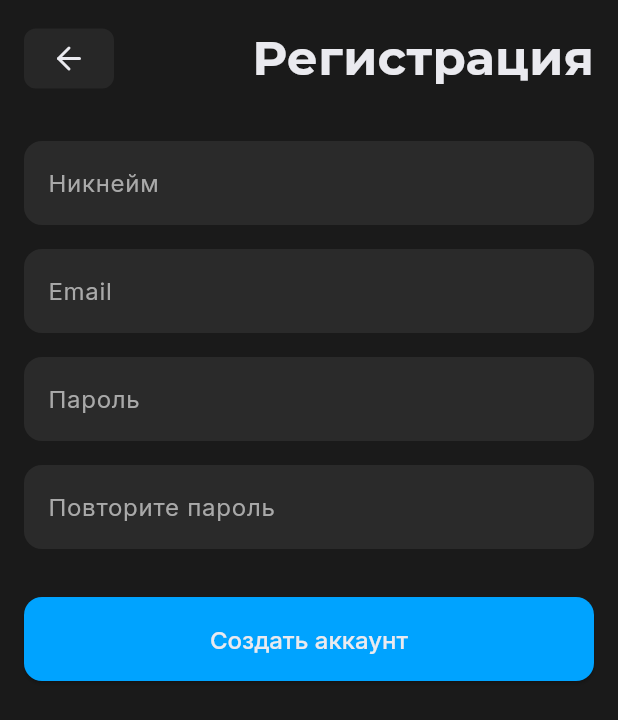
After one commit to Septillione/cyberclub_tournaments, a Flutter app: the _RegisterView screen opened directly, on a phone screen of 412 x 824 dp. The commit adds this screen. Shown: the top 720 px of the screen. Run offline on Flutter 3.47's test engine with Material 3 defaults, Android fonts, the phone set to English and light mode, and no system bars; our stand-ins replace dio, equatable, flutter_bloc, flutter_secure_storage, freezed_annotation, go_router and 4 more; accounts and stored records are empty; network calls fail.

Commit message:
auth and refreshing

```diff
--- /dev/null
+++ b/lib/core/bloc/auth_event.dart
@@ -0,0 +1,13 @@
+part of 'auth_bloc.dart';
+
+@immutable
+sealed class AuthEvent extends Equatable {
+  const AuthEvent();
+
+  @override
+  List<Object> get props => [];
+}
+
+class AuthCheckRequested extends AuthEvent {}
+
+class AuthLogoutRequested extends AuthEvent {}
--- a/lib/core/routing/app_router.dart
+++ b/lib/core/routing/app_router.dart
@@ -1,7 +1,9 @@
 import 'package:cyberclub_tournaments/core/routing/main_navigation.dart';
 import 'package:cyberclub_tournaments/data/repositories/team_repository.dart';
 import 'package:cyberclub_tournaments/data/repositories/tournament_repository.dart';
-import 'package:cyberclub_tournaments/presentation/screens/AuthScreen/auth_screen.dart';
+import 'package:cyberclub_tournaments/presentation/screens/AuthScreens/LoginScreen/login_screen.dart';
+import 'package:cyberclub_tournaments/presentation/screens/AuthScreens/RegisterScreen/register_screen.dart';
+import 'package:cyberclub_tournaments/presentation/screens/AuthScreens/splash_screen.dart';
 import 'package:cyberclub_tournaments/presentation/screens/ProfileScreen/profile_screen.dart';
 import 'package:cyberclub_tournaments/presentation/screens/TeamsDetailScreen.dart/bloc/team_detail_bloc.dart';
 import 'package:cyberclub_tournaments/presentation/screens/TeamsDetailScreen.dart/teams_detail_screen.dart';
@@ -19,10 +21,15 @@ class AppRouter {
   static final _shellNavigatorKey = GlobalKey<NavigatorState>();
 
   static final GoRouter router = GoRouter(
-    initialLocation: '/login',
+    initialLocation: '/',
     navigatorKey: _rootNavigatorKey,
     routes: [
-      GoRoute(path: '/login', builder: (context, state) => const AuthScreen()),
+      GoRoute(path: '/', builder: (context, state) => const SplashScreen()),
+      GoRoute(path: '/login', builder: (context, state) => const LoginScreen()),
+      GoRoute(
+        path: '/register',
+        builder: (context, state) => const RegisterScreen(),
+      ),
       ShellRoute(
         navigatorKey: _shellNavigatorKey,
         builder: (context, state, child) {
--- /dev/null
+++ b/lib/presentation/screens/AuthScreens/RegisterScreen/bloc/register_bloc.dart
@@ -0,0 +1,34 @@
+import 'package:cyberclub_tournaments/data/repositories/auth_repository.dart';
+import 'package:equatable/equatable.dart';
+import 'package:flutter/material.dart';
+import 'package:flutter_bloc/flutter_bloc.dart';
+
+part 'register_event.dart';
+part 'register_state.dart';
+
+class RegisterBloc extends Bloc<RegisterEvent, RegisterState> {
+  final AuthRepository _authRepository;
+
+  RegisterBloc({required AuthRepository authRepository})
+    : _authRepository = authRepository,
+      super(RegisterInitial()) {
+    on<RegisterSubmitted>(_onRegisterSubmitted);
+  }
+
+  Future<void> _onRegisterSubmitted(
+    RegisterSubmitted event,
+    Emitter<RegisterState> emit,
+  ) async {
+    emit(RegisterLoading());
+    try {
+      await _authRepository.register(
+        nickname: event.nickname,
+        email: event.email,
+        password: event.password,
+      );
+      emit(RegisterSuccess());
+    } catch (e) {
+      emit(RegisterFailure(errorMessage: e.toString()));
+    }
+  }
+}
--- /dev/null
+++ b/lib/presentation/screens/AuthScreens/RegisterScreen/bloc/register_event.dart
@@ -0,0 +1,24 @@
+part of 'register_bloc.dart';
+
+@immutable
+sealed class RegisterEvent extends Equatable {
+  const RegisterEvent();
+
+  @override
+  List<Object> get props => [];
+}
+
+class RegisterSubmitted extends RegisterEvent {
+  final String nickname;
+  final String email;
+  final String password;
+
+  const RegisterSubmitted({
+    required this.nickname,
+    required this.email,
+    required this.password,
+  });
+
+  @override
+  List<Object> get props => [nickname, email, password];
+}
--- /dev/null
+++ b/lib/presentation/screens/AuthScreens/RegisterScreen/bloc/register_state.dart
@@ -0,0 +1,23 @@
+part of 'register_bloc.dart';
+
+sealed class RegisterState extends Equatable {
+  const RegisterState();
+
+  @override
+  List<Object> get props => [];
+}
+
+final class RegisterInitial extends RegisterState {}
+
+final class RegisterLoading extends RegisterState {}
+
+final class RegisterSuccess extends RegisterState {}
+
+final class RegisterFailure extends RegisterState {
+  final String errorMessage;
+
+  const RegisterFailure({required this.errorMessage});
+
+  @override
+  List<Object> get props => [errorMessage];
+}
--- /dev/null
+++ b/lib/presentation/screens/AuthScreens/RegisterScreen/register_screen.dart
@@ -0,0 +1,155 @@
+import 'package:cyberclub_tournaments/core/theme/app_colors.dart';
+import 'package:cyberclub_tournaments/core/theme/app_text_styles.dart';
+import 'package:cyberclub_tournaments/data/repositories/auth_repository.dart';
+import 'package:cyberclub_tournaments/presentation/screens/AuthScreens/RegisterScreen/bloc/register_bloc.dart';
+import 'package:cyberclub_tournaments/presentation/widgets/custom_back_button.dart';
+import 'package:flutter/material.dart';
+import 'package:flutter_bloc/flutter_bloc.dart';
+import 'package:go_router/go_router.dart';
+
+class RegisterScreen extends StatelessWidget {
+  const RegisterScreen({super.key});
+
+  @override
+  Widget build(BuildContext context) {
+    return BlocProvider(
+      create: (context) =>
+          RegisterBloc(authRepository: context.read<AuthRepository>()),
+      child: const _RegisterView(),
+    );
+  }
+}
+
+class _RegisterView extends StatefulWidget {
+  const _RegisterView();
+
+  @override
+  State<_RegisterView> createState() => _RegisterViewState();
+}
+
+class _RegisterViewState extends State<_RegisterView> {
+  final _nicknameController = TextEditingController();
+  final _emailController = TextEditingController();
+  final _passwordController = TextEditingController();
+  final _confirmPasswordController = TextEditingController();
+
+  void _onRegister() {
+    final nickname = _nicknameController.text.trim();
+    final email = _emailController.text.trim();
+    final password = _passwordController.text.trim();
+    final confirmPassword = _confirmPasswordController.text.trim();
+
+    if (password != confirmPassword) {
+      ScaffoldMessenger.of(context).showSnackBar(
+        const SnackBar(
+          content: Text('Пароли не совпадают'),
+          backgroundColor: AppColors.statusError,
+        ),
+      );
+      return;
+    }
+
+    if (nickname.isEmpty || email.isEmpty || password.isEmpty) {
+      ScaffoldMessenger.of(context).showSnackBar(
+        const SnackBar(
+          content: Text('Все поля должны быть заполнены'),
+          backgroundColor: AppColors.statusError,
+        ),
+      );
+      return;
+    }
+
+    context.read<RegisterBloc>().add(
+      RegisterSubmitted(nickname: nickname, email: email, password: password),
+    );
+  }
+
+  @override
+  Widget build(BuildContext context) {
+    return BlocListener<RegisterBloc, RegisterState>(
+      listener: (context, state) {
+        if (state is RegisterSuccess) {
+          context.go('/tournaments');
+        }
+        if (state is RegisterFailure) {
+          ScaffoldMessenger.of(context).showSnackBar(
+            SnackBar(
+              content: Text(state.errorMessage),
+              backgroundColor: AppColors.statusError,
+            ),
+          );
+          print(state.errorMessage.toString());
+        }
+      },
+      child: Scaffold(
+        body: SafeArea(
+          child: Padding(
+            padding: const EdgeInsets.only(left: 16.0, top: 16.0, right: 16.0),
+            child: BlocBuilder<RegisterBloc, RegisterState>(
+              builder: (context, state) {
+                if (state is RegisterLoading || state is RegisterSuccess) {
+                  return const Center(child: CircularProgressIndicator());
+                }
+
+                return Column(
+                  crossAxisAlignment: CrossAxisAlignment.stretch,
+                  children: [
+                    Row(
+                      mainAxisAlignment: MainAxisAlignment.spaceBetween,
+                      children: [
+                        CustomBackButton(),
+                        Text(
+                          'Регистрация',
+                          style: AppTextStyles.h1,
+                          textAlign: TextAlign.center,
+                        ),
+                      ],
+                    ),
+                    const SizedBox(height: 32),
+                    Column(
+                      children: [
+                        TextField(
+                          controller: _nicknameController,
+                          decoration: const InputDecoration(
+                            labelText: 'Никнейм',
+                          ),
+                        ),
+                        const SizedBox(height: 16),
+                        TextField(
+                          controller: _emailController,
+                          decoration: const InputDecoration(labelText: 'Email'),
+                          keyboardType: TextInputType.emailAddress,
+                        ),
+                        const SizedBox(height: 16),
+                        TextField(
+                          controller: _passwordController,
+                          decoration: const InputDecoration(
+                            labelText: 'Пароль',
+                          ),
+                          obscureText: true,
+                        ),
+                        const SizedBox(height: 16),
+                        TextField(
+                          controller: _confirmPasswordController,
+                          decoration: const InputDecoration(
+                            labelText: 'Повторите пароль',
+                          ),
+                          obscureText: true,
+                        ),
+                        const SizedBox(height: 32),
+                        ElevatedButton(
+                          onPressed: () => _onRegister(),
+                          child: const Text('Создать аккаунт'),
+                        ),
+                      ],
+                    ),
+                  ],
+                );
+              },
+            ),
+          ),
+        ),
+      ),
+    );
+  }
+}
--- a/lib/presentation/screens/TournamentsFeedScreen/bloc/tournaments_feed_event.dart
+++ b/lib/presentation/screens/TournamentsFeedScreen/bloc/tournaments_feed_event.dart
@@ -18,3 +18,5 @@ class TournamentsFeedFilterChanged extends TournamentsFeedEvent {
   @override
   List<Object> get props => [selectedDiscipline];
 }
+
+class TournamentsFeedRefreshed extends TournamentsFeedEvent {}
```
Also changed, not shown: lib/core/bloc/auth_bloc.dart (added, +29 -0 lines), lib/core/bloc/auth_state.dart (added, +14 -0 lines), lib/data/providers/api_client.dart (+49 -1 lines), lib/data/repositories/auth_repository.dart (+19 -5 lines), lib/presentation/screens/AuthScreen/bloc/auth_state.dart (deleted, +0 -23 lines), lib/presentation/screens/AuthScreens/LoginScreen/bloc/login_bloc.dart (renamed from lib/presentation/screens/AuthScreen/bloc/auth_bloc.dart, +5 -5 lines), lib/presentation/screens/AuthScreens/LoginScreen/bloc/login_event.dart (renamed from lib/presentation/screens/AuthScreen/bloc/auth_event.dart, +4 -6 lines), lib/presentation/screens/AuthScreens/LoginScreen/bloc/login_state.dart (added, +23 -0 lines), lib/presentation/screens/AuthScreens/LoginScreen/login_screen.dart (renamed from lib/presentation/screens/AuthScreen/auth_screen.dart, +18 -13 lines), lib/presentation/screens/AuthScreens/splash_screen.dart (added, +41 -0 lines), lib/presentation/screens/TournamentsFeedScreen/bloc/tournaments_feed_bloc.dart (+23 -0 lines), lib/presentation/screens/TournamentsFeedScreen/tournaments_feed_screen.dart (+7 -0 lines).
